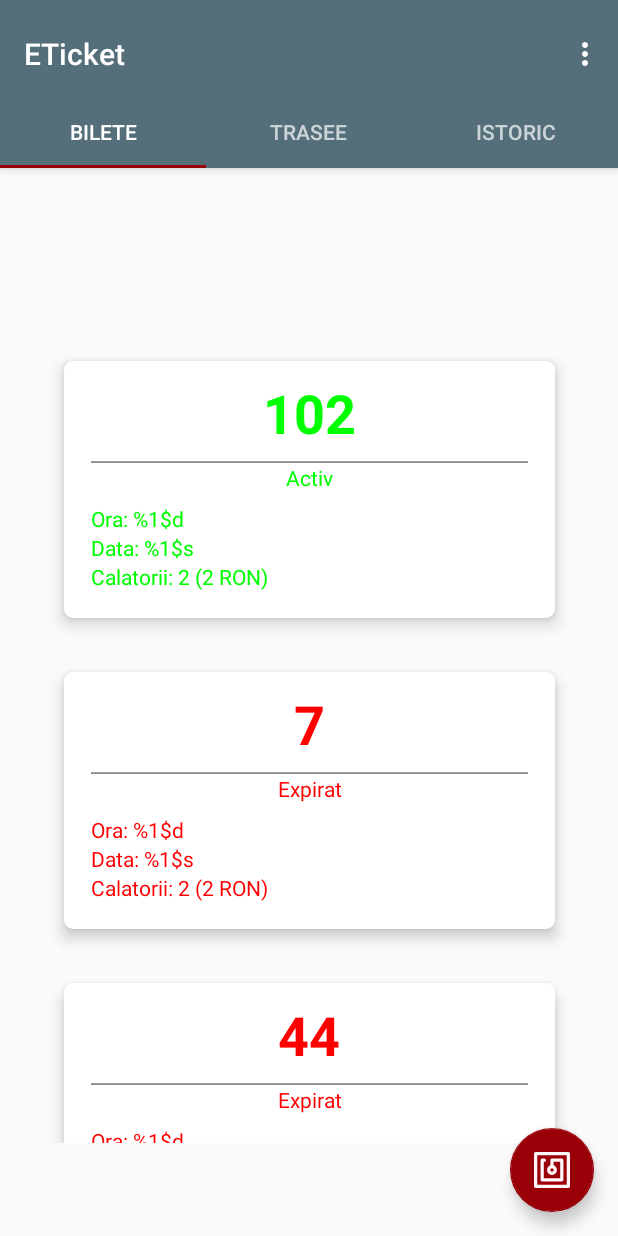
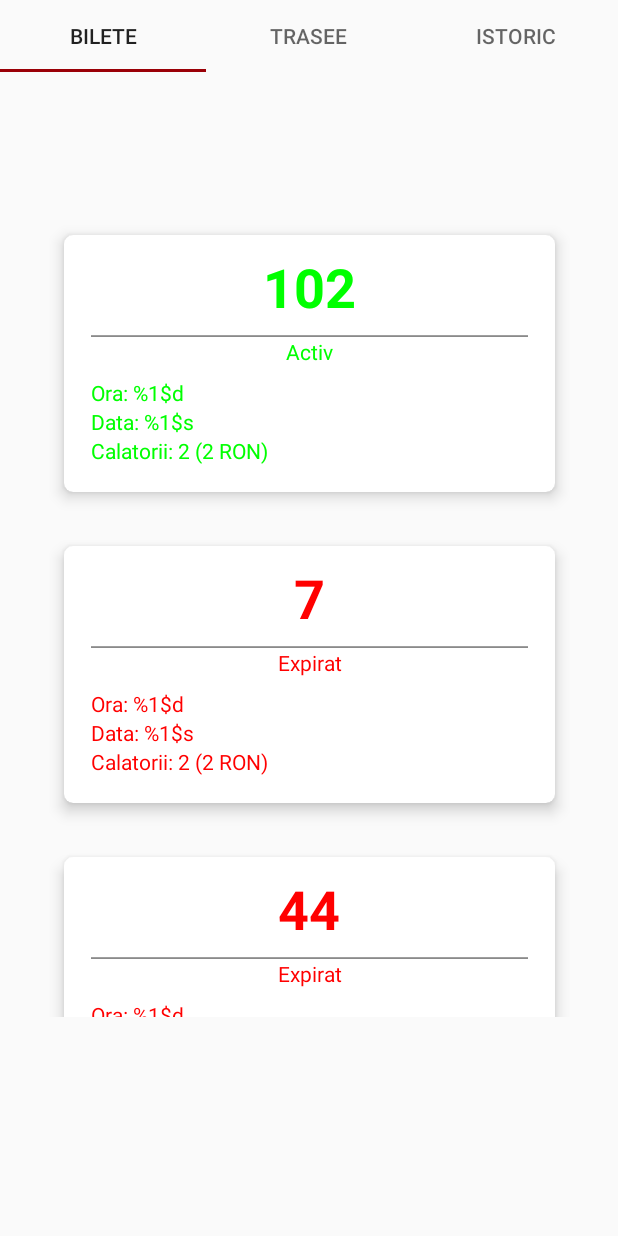
Before and after one commit to ViorelAlbastrelu/eticket, an Android app: the BusActivity screen opened directly, with no data from a screen before it, on a phone screen of 412 x 824 dp. Run offline under Robolectric (Android 15) with nearby library versions, the phone set to English and light mode, and no system bars; our stand-ins replace ButterKnife; libraries missing offline, so code that uses them is left out: com.baoyachi.stepview; 1 statement that could not run was skipped.

Commit message:
changed UI from BusActivity to ETicketActivity

```diff
--- a/app/build.gradle
+++ b/app/build.gradle
@@ -28,7 +28,6 @@ dependencies {
     implementation 'com.android.support.constraint:constraint-layout:1.1.0'
     implementation 'com.android.support:design:27.1.1'
     implementation 'com.android.support:recyclerview-v7:27.1.1'
-    implementation 'com.google.firebase:firebase-auth:15.0.0'
     testImplementation 'junit:junit:4.12'
     androidTestImplementation 'com.android.support.test:runner:1.0.2'
     androidTestImplementation 'com.android.support.test.espresso:espresso-core:3.0.2'
@@ -40,9 +39,14 @@ dependencies {
     //Chatbot
     implementation 'me.himanshusoni.chatmessageview:chat-message-view:1.0.3'
     //Firebase
+    implementation 'com.google.firebase:firebase-auth:15.0.0'
     implementation 'com.google.firebase:firebase-core:15.0.0'
     //HTML Parser
     implementation 'org.jsoup:jsoup:1.11.2'
     implementation 'com.android.support:cardview-v7:27.1.1'
+    //LiveData and ViewModel
+    implementation 'android.arch.lifecycle:runtime:1.1.1'
+    implementation 'android.arch.lifecycle:extensions:1.1.1'
+    annotationProcessor 'android.arch.lifecycle:compiler:1.1.1'
 }
 apply plugin: 'com.google.gms.google-services'
--- a/app/src/main/AndroidManifest.xml
+++ b/app/src/main/AndroidManifest.xml
@@ -21,7 +21,7 @@
 		android:theme="@style/AppTheme">
 		<activity
 			android:name=".ETicketActivity"
-			android:theme="@style/EticketTheme" />
+			android:theme="@style/AppTheme" />
 		<activity
 			android:name=".ui.bus.BusActivity"
 			android:label="@string/title_activity_bus"
--- /dev/null
+++ b/app/src/main/java/com/faciee/cti/valbastrelu/eticket/ui/bus/AbstractBusActivityFragment.java
@@ -0,0 +1,4 @@
+package com.faciee.cti.valbastrelu.eticket.ui.bus;
+
+class AbstractBusActivityFragment {
+}
--- a/app/src/main/java/com/faciee/cti/valbastrelu/eticket/ui/bus/BusActivity.java
+++ b/app/src/main/java/com/faciee/cti/valbastrelu/eticket/ui/bus/BusActivity.java
@@ -1,107 +1,46 @@
 package com.faciee.cti.valbastrelu.eticket.ui.bus;
 
-import android.content.Intent;
+import android.arch.lifecycle.ViewModelProviders;
 import android.os.Bundle;
-import android.support.design.widget.FloatingActionButton;
 import android.support.design.widget.TabLayout;
 import android.support.v4.app.FragmentPagerAdapter;
-import android.support.v4.app.FragmentTransaction;
 import android.support.v4.view.ViewPager;
 import android.support.v7.app.AppCompatActivity;
-import android.support.v7.widget.Toolbar;
-import android.view.Menu;
-import android.view.MenuItem;
-import android.view.View;
-import android.widget.Toast;
 
 import com.faciee.cti.valbastrelu.eticket.R;
+import com.faciee.cti.valbastrelu.eticket.ui.bus.model.BusActivityModel;
+import com.faciee.cti.valbastrelu.eticket.ui.bus.presenter.BusPresenter;
 import com.faciee.cti.valbastrelu.eticket.ui.common.adapters.SectionsPagerAdapter;
-import com.faciee.cti.valbastrelu.eticket.ui.login.LoginActivity;
-import com.faciee.cti.valbastrelu.eticket.ui.main.Chatbot;
-import com.google.firebase.auth.FirebaseAuth;
 
 import butterknife.BindView;
 import butterknife.ButterKnife;
-import butterknife.OnClick;
 
 public class BusActivity extends AppCompatActivity {
+
 	private static final String TAG = "BusActivity";
-	private FirebaseAuth mAuth;
 
-	@BindView(R.id.toolbar)     Toolbar mToolbar;
-	@BindView(R.id.container)   ViewPager mViewPager;
-	@BindView(R.id.tabs)        TabLayout mTabLayout;
+	public BusPresenter busPresenter;
+	BusActivityModel busActivityModel;
 
-
-	/**
-	 * The {@link android.support.v4.view.PagerAdapter} that will provide
-	 * fragments for each of the sections. We use a
-	 * {@link FragmentPagerAdapter} derivative, which will keep every
-	 * loaded fragment in memory. If this becomes too memory intensive, it
-	 * may be best to switch to a
-	 * {@link android.support.v4.app.FragmentStatePagerAdapter}.
-	 */
+	@BindView(R.id.container) ViewPager mViewPager;
+	@BindView(R.id.tabs) TabLayout mTabLayout;
 
 	@Override
 	protected void onCreate(Bundle savedInstanceState) {
 		super.onCreate(savedInstanceState);
 		setContentView(R.layout.activity_bus);
 		ButterKnife.bind(this);
-		setSupportActionBar(mToolbar);
+		busActivityModel = ViewModelProviders.of(this).get(BusActivityModel.class);
 		setupViewPager(mViewPager);
 		mTabLayout.setupWithViewPager(mViewPager);
-		mAuth = FirebaseAuth.getInstance();
+		busPresenter = new BusPresenter();
 	}
 
-	@OnClick(R.id.fab)
-	public void clickOnFab(View view){
-		fragmentTransaction();
-	}
-
-	private void setupViewPager(ViewPager viewPager){
+	private void setupViewPager(ViewPager viewPager) {
 		SectionsPagerAdapter sectionsPagerAdapter = new SectionsPagerAdapter(getSupportFragmentManager());
 		sectionsPagerAdapter.addFragment(new FrgTb01Bilet(), getApplication().getString(R.string.tab_name_bilete));    //BILETE
 		sectionsPagerAdapter.addFragment(new FrgTb02TraseuMain(), getApplication().getString(R.string.tab_name_trasee));   //TRASEE
 		sectionsPagerAdapter.addFragment(new FrgTb02TraseuStatii(), getApplication().getString(R.string.tab_name_istoric)); //ISTORIC //TODO schimbat inapoi la Frg03Istoric
 		viewPager.setAdapter(sectionsPagerAdapter);
 	}
-
-	@Override
-	public boolean onCreateOptionsMenu(Menu menu) {
-		getMenuInflater().inflate(R.menu.menu_bus, menu);
-		return true;
-	}
-
-	@Override
-	public boolean onOptionsItemSelected(MenuItem item) {
-		// Handle action bar item clicks here. The action bar will
-		// automatically handle clicks on the Home/Up button, so long
-		// as you specify a parent activity in AndroidManifest.xml.
-		int id = item.getItemId();
-
-		//noinspection SimplifiableIfStatement
-		Intent intent = null;
-		switch (id){
-			case R.id.action_settings:
-				Toast.makeText(this, "Not implemented yet", Toast.LENGTH_SHORT).show();
-				break;
-			case R.id.action_chatbot:
-				intent = new Intent(this, Chatbot.class);
-				startActivity(intent);
-				break;
-			case R.id.action_sign_out:
-				mAuth.signOut();
-				intent = new Intent(this, LoginActivity.class);
-				startActivity(intent);
-				break;
-		}
-		return super.onOptionsItemSelected(item);
-	}
-
-	private void fragmentTransaction(){
-		FragmentTransaction transaction = this.getSupportFragmentManager().beginTransaction();
-		transaction.replace(R.id.container, new FrgTb02TraseuStatii());
-		transaction.addToBackStack("statii");
-		transaction.commit();
-	}
 }
--- /dev/null
+++ b/app/src/main/java/com/faciee/cti/valbastrelu/eticket/ui/bus/i/FragmentWithListI.java
@@ -0,0 +1,4 @@
+package com.faciee.cti.valbastrelu.eticket.ui.bus.i;
+
+public interface FragmentWithListI {
+}
--- a/app/src/main/java/com/faciee/cti/valbastrelu/eticket/ui/login/LoginActivity.java
+++ b/app/src/main/java/com/faciee/cti/valbastrelu/eticket/ui/login/LoginActivity.java
@@ -11,6 +11,7 @@ import android.widget.AutoCompleteTextView;
 import android.widget.EditText;
 import android.widget.TextView;
 
+import com.faciee.cti.valbastrelu.eticket.ETicketActivity;
 import com.faciee.cti.valbastrelu.eticket.R;
 import com.faciee.cti.valbastrelu.eticket.ui.bus.BusActivity;
 import com.faciee.cti.valbastrelu.eticket.main.ETicketApp;
@@ -110,7 +111,7 @@ public class LoginActivity extends AppCompatActivity implements LoginView{
 	@Override
 	public void goToHomeActivity() {
 		//TODO goToHomeActivity(FirebaseUser user) - add user to intent bundle and send throughout activity
-		Intent goToHome = new Intent(LoginActivity.this, BusActivity.class);
+		Intent goToHome = new Intent(LoginActivity.this, ETicketActivity.class);
 		this.finish();
 		startActivity(goToHome);
 	}
--- /dev/null
+++ b/app/src/main/java/com/faciee/cti/valbastrelu/eticket/ui/model/Statie.java
@@ -0,0 +1,4 @@
+package com.faciee.cti.valbastrelu.eticket.ui.model;
+
+public class Statie {
+}
--- /dev/null
+++ b/app/src/main/java/com/faciee/cti/valbastrelu/eticket/util/ETkLog.java
@@ -0,0 +1,4 @@
+package com.faciee.cti.valbastrelu.eticket.util;
+
+public class ETkLogger {
+}
--- a/app/src/main/res/layout/activity_bus.xml
+++ b/app/src/main/res/layout/activity_bus.xml
@@ -5,27 +5,7 @@
 	android:id="@+id/main_content"
 	android:layout_width="match_parent"
 	android:layout_height="match_parent"
-	android:fitsSystemWindows="true"
 	tools:context="com.faciee.cti.valbastrelu.eticket.ui.bus.BusActivity">
-
-	<android.support.design.widget.AppBarLayout
-		android:id="@+id/appbar"
-		android:layout_width="match_parent"
-		android:layout_height="wrap_content"
-		android:paddingTop="@dimen/appbar_padding_top"
-		android:theme="@style/AppTheme.AppBarOverlay">
-
-		<android.support.v7.widget.Toolbar
-			android:id="@+id/toolbar"
-			android:layout_width="match_parent"
-			android:layout_height="?attr/actionBarSize"
-			android:layout_weight="1"
-			android:background="?attr/colorPrimary"
-			app:layout_scrollFlags="scroll|enterAlways"
-			app:popupTheme="@style/AppTheme.PopupOverlay"
-			app:title="@string/app_name">
-
-		</android.support.v7.widget.Toolbar>
 
 	<android.support.design.widget.TabLayout
 		android:id="@+id/tabs"
@@ -51,7 +31,6 @@
 			android:text="@string/tab_name_trasee" />
 
 	</android.support.design.widget.TabLayout>
-	</android.support.design.widget.AppBarLayout>
 
 	<android.support.v4.view.ViewPager
 		android:id="@+id/container"
@@ -59,12 +38,4 @@
 		android:layout_height="match_parent"
 		app:layout_behavior="@string/appbar_scrolling_view_behavior" />
 
-	<android.support.design.widget.FloatingActionButton
-		android:id="@+id/fab"
-		android:layout_width="wrap_content"
-		android:layout_height="wrap_content"
-		android:layout_gravity="end|bottom"
-		android:layout_margin="@dimen/fab_margin"
-		app:srcCompat="@drawable/ic_fab_nfc" />
-
 </android.support.design.widget.CoordinatorLayout>
--- a/app/src/main/res/menu/menu_bus.xml
+++ b/app/src/main/res/menu/options_menu.xml
@@ -1,7 +1,7 @@
 <menu xmlns:android="http://schemas.android.com/apk/res/android"
 	xmlns:app="http://schemas.android.com/apk/res-auto"
 	xmlns:tools="http://schemas.android.com/tools"
-	tools:context="com.faciee.cti.valbastrelu.eticket.ui.bus.BusActivity">
+	tools:context="com.faciee.cti.valbastrelu.eticket.ETicketActivity">
 	<item
 		android:id="@+id/action_settings"
 		android:orderInCategory="100"
```
Also changed, not shown: app/src/main/java/com/faciee/cti/valbastrelu/eticket/ETicketActivity.java (+68 -0 lines), app/src/main/res/layout/activity_eticket.xml (+30 -5 lines). Lines whose indentation alone changed are shown as unchanged.
